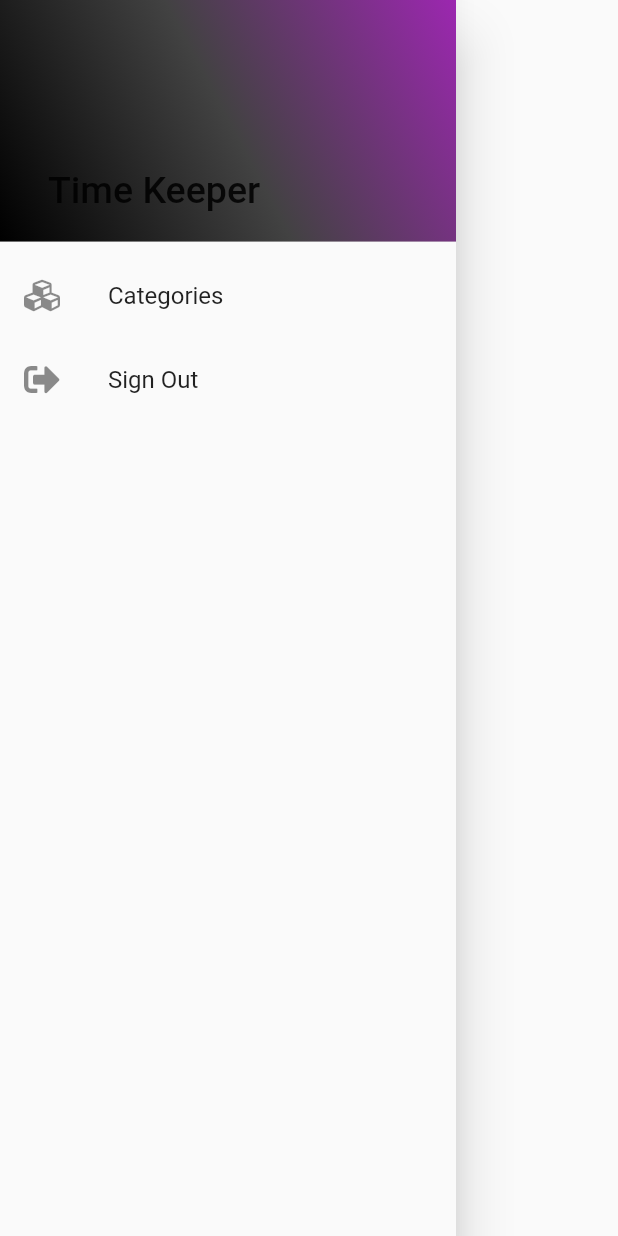
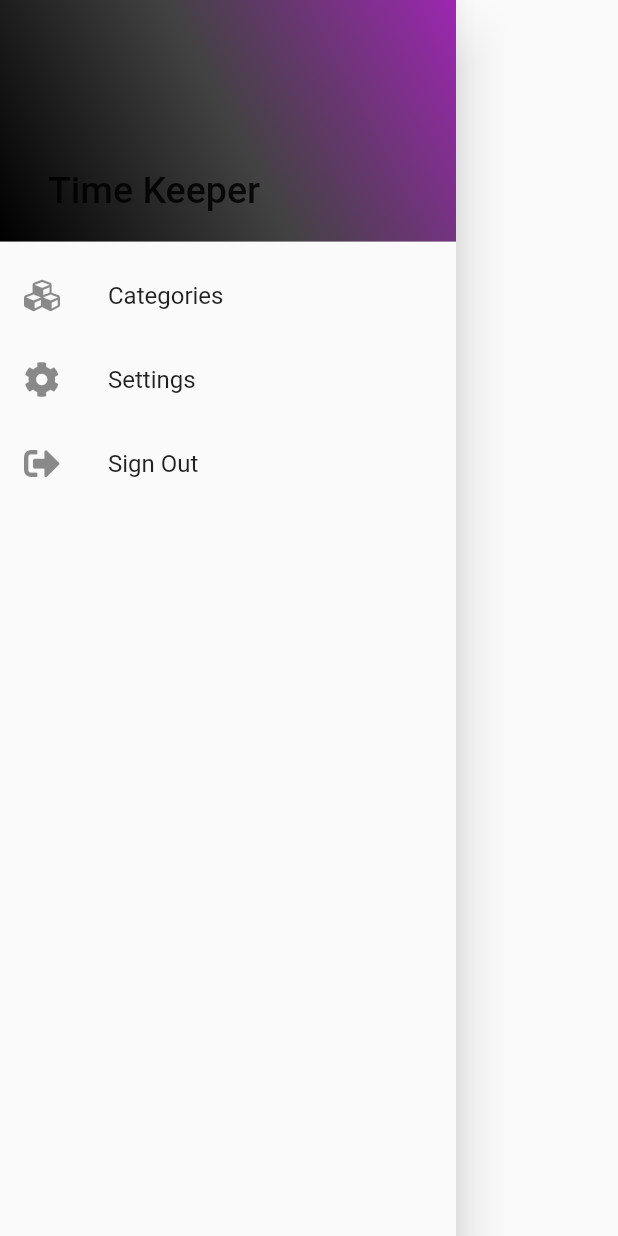
Before and after one commit to erikstacy/Time-Keeper, a Flutter app: the MainDrawer widget shown alone on an empty page, opened directly, on a phone screen of 412 x 824 dp. Run offline on Flutter 3.47's test engine with Material 2 defaults, Android fonts, the phone set to English and light mode, and no system bars; our stand-ins replace cloud_firestore, firebase_auth, flutter_local_notifications, font_awesome_flutter, pull_to_refresh, rxdart; accounts and stored records are empty; network calls fail.

Commit message:
Added a Settings Screen and threw it in the drawer

```diff
--- a/lib/main.dart
+++ b/lib/main.dart
@@ -10,6 +10,7 @@ import 'package:time_keeper/screens/onboarding_categories_screen.dart';
 import 'package:time_keeper/screens/onboarding_info_screen.dart';
 import 'package:time_keeper/screens/onboarding_task_screen.dart';
 import 'package:time_keeper/screens/register_screen.dart';
+import 'package:time_keeper/screens/settings.dart';
 import 'package:time_keeper/screens/splash_screen.dart';
 import 'package:time_keeper/screens/task_screen.dart';
 import 'package:time_keeper/screens/totals_screen.dart';
@@ -56,6 +57,7 @@ class MyApp extends StatelessWidget {
           OnboardingTaskScreen.id: (context) => OnboardingTaskScreen(),
           OnboardingInfoScreen.id: (context) => OnboardingInfoScreen(),
           SplashScreen.id: (context) => SplashScreen(),
+          SettingsScreen.id: (context) => SettingsScreen(),
         },
         theme: ThemeData.dark(),
       ),
--- a/lib/screens/main_screen.dart
+++ b/lib/screens/main_screen.dart
@@ -5,6 +5,7 @@ import 'package:provider/provider.dart';
 import 'package:pull_to_refresh/pull_to_refresh.dart';
 import 'package:time_keeper/screens/categories_screen.dart';
 import 'package:time_keeper/screens/login_screen.dart';
+import 'package:time_keeper/screens/settings.dart';
 import 'package:time_keeper/screens/task_screen.dart';
 import 'package:time_keeper/screens/totals_screen.dart';
 import 'package:time_keeper/services/auth.dart';
@@ -152,6 +153,13 @@ class MainDrawer extends StatelessWidget {
             title: Text('Categories'),
             onTap: () {
               Navigator.pushNamed(context, CategoriesScreen.id);
+            },
+          ),
+          ListTile(
+            leading: Icon(FontAwesomeIcons.cog),
+            title: Text('Settings'),
+            onTap: () {
+              Navigator.pushNamed(context, SettingsScreen.id);
             },
           ),
           ListTile(
```
Also changed, not shown: lib/screens/settings.dart (added, +26 -0 lines).
